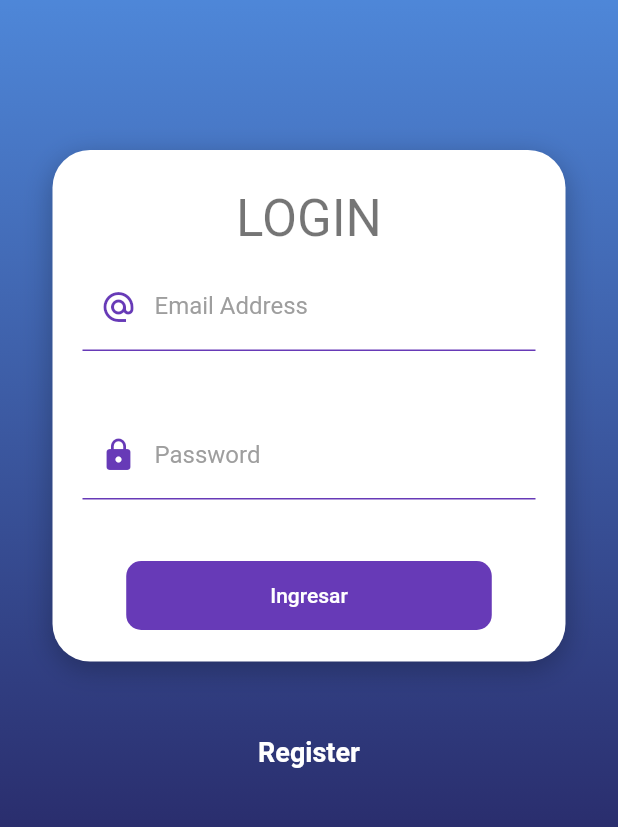
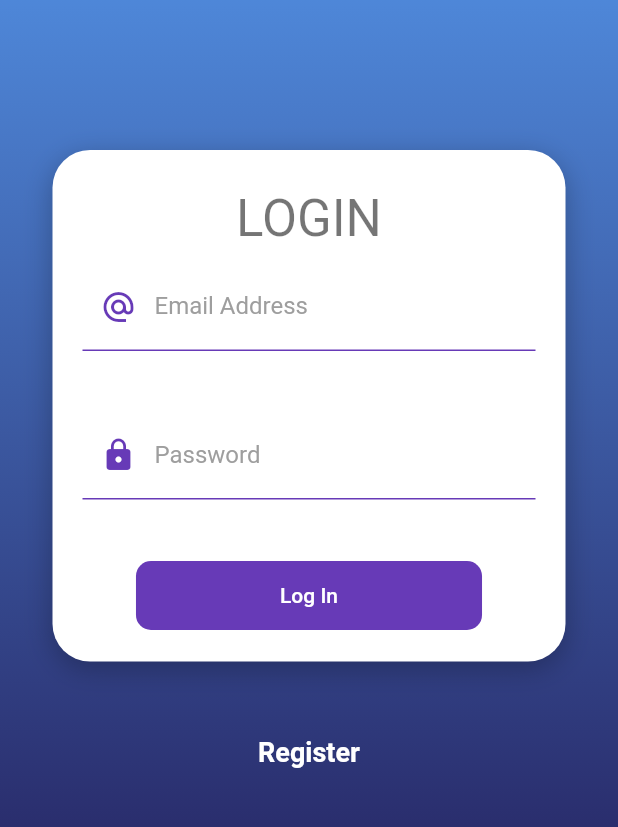
Before and after one commit to RicardoDevValenzula/flutterProjectCrud, a Flutter app: the screen it shows after launch, on a phone screen of 412 x 824 dp, the part 225-1052 px from its top. Run offline on Flutter 3.47's test engine with Material 2 defaults, Android fonts, the phone set to English and light mode, and no system bars; our stand-ins replace flutter_rating_bar.

Commit message:
created login, games, and models

```diff
--- a/lib/main.dart
+++ b/lib/main.dart
@@ -1,24 +1,41 @@
+// ignore_for_file: prefer_const_constructors
+
+import 'package:crud_app/services/services.dart';
 import 'package:flutter/material.dart';
 import 'package:crud_app/screens/screens.dart';
+import 'package:provider/provider.dart';
 
-void main() => runApp( const MyApp() );
+void main() => runApp(AppState());
+
+class AppState extends StatelessWidget {
+  @override
+  Widget build(BuildContext context) {
+    return MultiProvider(
+      providers: [ChangeNotifierProvider(create: (_) => GameService())],
+      child: MyApp(),
+    );
+  }
+}
 
 class MyApp extends StatelessWidget {
   const MyApp({super.key});
 
   @override
-  Widget build(BuildContext context){
+  Widget build(BuildContext context) {
     return MaterialApp(
       debugShowCheckedModeBanner: false,
       title: 'CRUD',
       initialRoute: 'login',
       routes: {
-        'login' : ( _ ) =>  LoginScreen(),
-        'home' : ( _ ) =>  HomeScreen()
+        'login': (_) => LoginScreen(),
+        'home': (_) => HomeScreen(),
+        'newgame': (_) => Game()
       },
       theme: ThemeData.light().copyWith(
-        scaffoldBackgroundColor: Colors.grey[300]
-      ),
+          scaffoldBackgroundColor: Colors.grey[300],
+          appBarTheme: AppBarTheme(elevation: 0, color: Colors.indigo),
+          floatingActionButtonTheme: FloatingActionButtonThemeData(
+              backgroundColor: Colors.indigo, elevation: 0)),
     );
   }
 }
--- /dev/null
+++ b/lib/models/models.dart
@@ -0,0 +1 @@
+import 'package:crud_app/widgets/widgets.dart';
--- /dev/null
+++ b/lib/providers/login_provider.dart
@@ -0,0 +1,20 @@
+import 'package:flutter/material.dart';
+
+class LoginFormProvider extends ChangeNotifier {
+  GlobalKey<FormState> formKey = GlobalKey<FormState>();
+
+  String email = '';
+  String password = '';
+
+  bool _isLoading = false;
+  bool get isLoading => _isLoading;
+  set isLoading(bool value) {
+    this._isLoading = value;
+    notifyListeners();
+  }
+
+  bool isValidForm() {
+    print('$email - $password');
+    return formKey.currentState?.validate() ?? false;
+  }
+}
--- a/lib/screens/login_screen.dart
+++ b/lib/screens/login_screen.dart
@@ -3,11 +3,14 @@
 import 'package:crud_app/ui/inputDecorations.dart';
 import 'package:crud_app/widgets/widgets.dart';
 import 'package:flutter/material.dart';
+import 'package:provider/provider.dart';
 
-class LoginScreen extends StatelessWidget{
+import '../providers/login_provider.dart';
+
+class LoginScreen extends StatelessWidget {
   @override
-  Widget build(BuildContext context){
-    return  Scaffold(
+  Widget build(BuildContext context) {
+    return Scaffold(
       body: AuthBackground(
           child: SingleChildScrollView(
         child: Column(
@@ -17,15 +20,22 @@ class LoginScreen extends StatelessWidget{
               child: Column(
                 children: [
                   SizedBox(height: 5),
-                    Text('LOGIN', style: Theme.of(context).textTheme.headline4,),
+                  Text(
+                    'LOGIN',
+                    style: Theme.of(context).textTheme.headline4,
+                  ),
                   SizedBox(height: 10),
-                    _LoginForm()
-
+                  ChangeNotifierProvider(
+                      create: (_) => LoginFormProvider(), child: _LoginForm())
                 ],
               ),
             ),
             SizedBox(height: 50),
-              Text( 'Register', style: TextStyle(fontSize: 18, fontWeight: FontWeight.bold, color: Colors.white) ),
+            Text('Register',
+                style: TextStyle(
+                    fontSize: 18,
+                    fontWeight: FontWeight.bold,
+                    color: Colors.white)),
           ],
         ),
       )),
@@ -35,46 +45,70 @@ class LoginScreen extends StatelessWidget{
 
 class _LoginForm extends StatelessWidget {
   const _LoginForm({super.key});
-
   @override
   Widget build(BuildContext context) {
-    return Container(
-      child: Form(
-        child: Column(
-          children: [
+    final loginForm = Provider.of<LoginFormProvider>(context);
+    return Form(
+      autovalidateMode: AutovalidateMode.onUserInteraction,
+      key: loginForm.formKey,
+      child: Column(children: [
         TextFormField(
           autocorrect: false,
           keyboardType: TextInputType.emailAddress,
-              decoration: InputDecorations.authInputDecorations(hintText: 'john.doe@gmail.com', labelText: 'Email Address', prefixIcon: Icons.alternate_email_sharp),
+          decoration: InputDecorations.authInputDecorations(
+              hintText: 'john.doe@gmail.com',
+              labelText: 'Email Address',
+              prefixIcon: Icons.alternate_email_sharp),
+          onChanged: (value) => loginForm.email = value,
+          validator: (value) {
+            String pattern =
+                r'^(([^<>()[\]\\.,;:\s@\"]+(\.[^<>()[\]\\.,;:\s@\"]+)*)|(\".+\"))@((\[[0-9]{1,3}\.[0-9]{1,3}\.[0-9]{1,3}\.[0-9]{1,3}\])|(([a-zA-Z\-0-9]+\.)+[a-zA-Z]{2,}))$';
+            RegExp regExp = RegExp(pattern);
+
+            return regExp.hasMatch(value ?? '')
+                ? null
+                : 'Invalid Email Address';
+          },
         ),
         SizedBox(height: 40),
         TextFormField(
           autocorrect: false,
           obscureText: true,
           keyboardType: TextInputType.emailAddress,
-              decoration: InputDecorations.authInputDecorations(hintText: '*******',
+          decoration: InputDecorations.authInputDecorations(
+              hintText: '*******',
               labelText: 'Password',
               prefixIcon: Icons.lock),
+          onChanged: (value) => loginForm.password = value,
+          validator: (value) {
+            return (value != null && value.length >= 6)
+                ? null
+                : 'Password Must be at least 8 characters';
+          },
         ),
         SizedBox(height: 40),
-
         MaterialButton(
-              shape: RoundedRectangleBorder(borderRadius: BorderRadius.circular(10)),
+          shape:
+              RoundedRectangleBorder(borderRadius: BorderRadius.circular(10)),
           disabledColor: Colors.grey,
           elevation: 0,
           color: Colors.deepPurple,
+          onPressed: loginForm.isLoading
+              ? null
+              : () async {
+                  FocusScope.of(context).unfocus();
+                  if (!loginForm.isValidForm()) return;
+                  Navigator.pushReplacementNamed(context, 'home');
+                },
           child: Container(
             padding: EdgeInsets.symmetric(horizontal: 80, vertical: 15),
-                child: Text('Ingresar',
-                style: TextStyle(color: Colors.white),),
-              ),
-              onPressed: (){
-                //TODO: SUBMIT
-              },
-            )
-          ]
+            child: Text(
+              loginForm.isLoading ? 'Wait' : 'Log In',
+              style: TextStyle(color: Colors.white),
             ),
           ),
+        )
+      ]),
     );
   }
 }
--- a/lib/screens/screens.dart
+++ b/lib/screens/screens.dart
@@ -1,2 +1,3 @@
 export 'package:crud_app/screens/home_screen.dart';
 export 'package:crud_app/screens/login_screen.dart';
+export 'package:crud_app/screens/new_game.dart';
--- /dev/null
+++ b/lib/services/game_service.dart
@@ -0,0 +1,8 @@
+import 'package:crud_app/models/game.dart';
+import 'package:flutter/material.dart';
+
+class GameService extends ChangeNotifier {
+  final String _baseurl = 'flutter-crud-102aa-default-rtdb.firebaseio.com/';
+  final List<Game> Games = [];
+  //ToDo: Make fetch games
+}
--- /dev/null
+++ b/lib/services/services.dart
@@ -0,0 +1 @@
+export 'package:crud_app/services/game_service.dart';
--- a/lib/widgets/widgets.dart
+++ b/lib/widgets/widgets.dart
@@ -1,2 +1,4 @@
+import 'package:crud_app/widgets/game_card.dart';
 export 'package:crud_app/widgets/auth_background.dart';
 export 'package:crud_app/widgets/card_container.dart';
+export 'package:crud_app/widgets/game_image.dart';
```
Also changed, not shown: lib/models/game.dart (added, +36 -0 lines), lib/screens/home_screen.dart (+17 -5 lines), lib/screens/new_game.dart (added, +92 -0 lines), lib/widgets/game_card.dart (added, +124 -0 lines), lib/widgets/game_image.dart (added, +37 -0 lines), pubspec.yaml (+7 -7 lines), assets/images/jar-loading.gif (added), assets/images/logo.svg (deleted), assets/images/no-image.png (added), pubspec.lock. Lines whose indentation alone changed are shown as unchanged.
